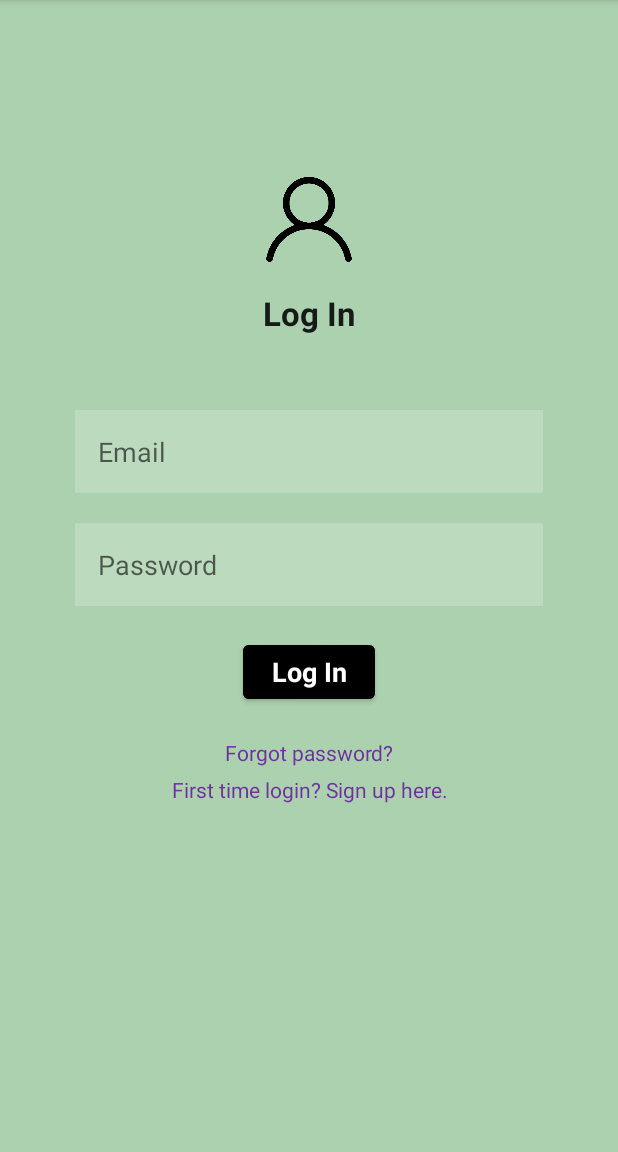
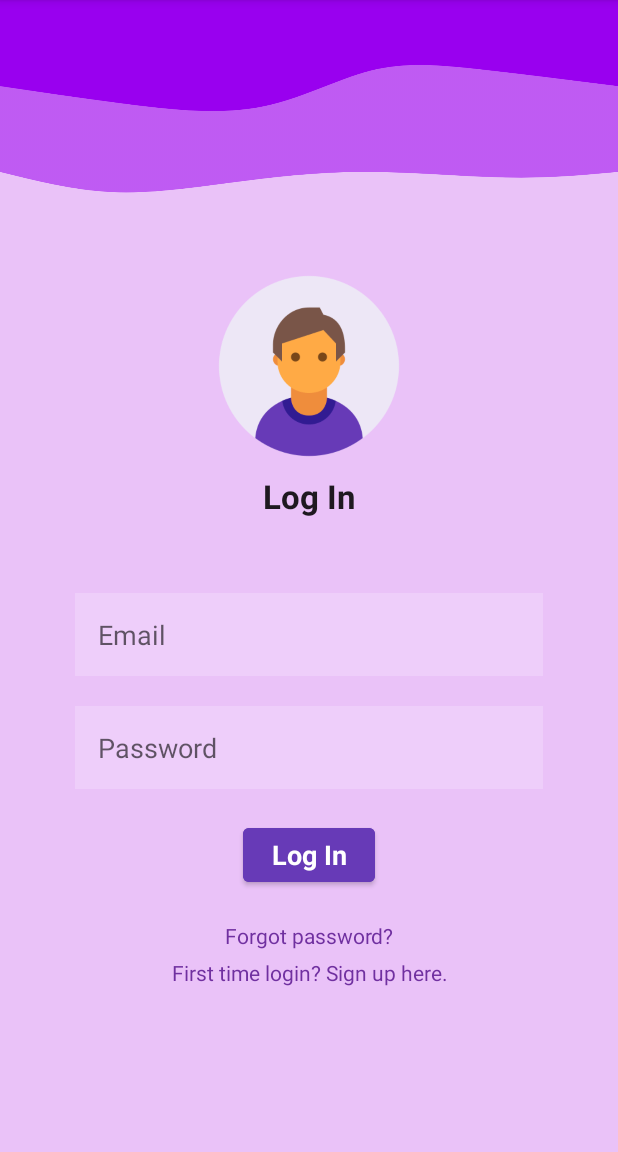
Before and after one commit to fionayongxin/Monitrack, an Android app: the screen it shows after launch (MainActivity), on a phone screen of 412 x 824 dp, the part 84-1236 px from its top. Run offline under Robolectric (Android 15) with nearby library versions, the phone set to English and light mode, and no system bars; our stand-ins replace Firebase (no records; nobody signed in at launch, a user with empty details on screens opened directly).

Commit message:
UI modified

```diff
--- a/app/src/main/res/layout/activity_main.xml
+++ b/app/src/main/res/layout/activity_main.xml
@@ -5,24 +5,29 @@
     android:layout_width="match_parent"
     android:layout_height="match_parent"
     android:orientation="vertical"
-    android:background="#ACD1AF"
+    android:background="#EAC2F8"
     tools:context=".MainActivity">
 
     <ScrollView
         android:layout_width="match_parent"
         android:layout_height="wrap_content">
+
         <LinearLayout
             android:layout_width="match_parent"
             android:layout_height="wrap_content"
-            android:orientation="vertical"
-            android:layout_gravity="center">
+            android:layout_gravity="center"
+            android:orientation="vertical">
 
             <ImageView
-                android:id="@+id/imageUser"
-                android:layout_width="61dp"
-                android:layout_height="94dp"
-                android:layout_gravity="center"
-                android:layout_marginTop="100dp"
+                android:id="@+id/imageView5"
+                android:layout_width="match_parent"
+                android:layout_height="172dp"
+                app:srcCompat="@drawable/wave" />
+
+            <ImageView
+                android:id="@+id/imageView8"
+                android:layout_width="match_parent"
+                android:layout_height="144dp"
                 app:srcCompat="@drawable/user" />
 
             <TextView
@@ -35,55 +40,55 @@
                 android:textStyle="bold" />
 
             <EditText
+                android:id="@+id/email_login"
                 android:layout_width="match_parent"
                 android:layout_height="wrap_content"
                 android:layout_marginHorizontal="50dp"
                 android:layout_marginBottom="20dp"
-                android:padding="15dp"
+                android:background="#30ffffff"
                 android:hint="Email"
-                android:background="#30ffffff"
-                android:id="@+id/email_login"/>
+                android:padding="15dp" />
 
             <EditText
+                android:id="@+id/password_login"
                 android:layout_width="match_parent"
                 android:layout_height="wrap_content"
                 android:layout_marginHorizontal="50dp"
-                android:padding="15dp"
+                android:background="#30ffffff"
                 android:hint="Password"
                 android:inputType="textPassword"
-                android:background="#30ffffff"
-                android:id="@+id/password_login"/>
+                android:padding="15dp" />
 
             <Button
+                android:id="@+id/button_login"
                 android:layout_width="wrap_content"
                 android:layout_height="wrap_content"
                 android:layout_gravity="center"
                 android:layout_margin="20dp"
+                android:backgroundTint="@color/purple_200"
                 android:text="Log In"
-                android:id="@+id/button_login"
-                android:textStyle="bold"
+                android:textAppearance="?android:textAppearanceMedium"
                 android:textColor="@color/white"
-                android:backgroundTint="@color/black"
-                android:textAppearance="?android:textAppearanceMedium" />
+                android:textStyle="bold" />
 
             <TextView
+                android:id="@+id/forgot_password"
                 android:layout_width="match_parent"
                 android:layout_height="wrap_content"
+                android:gravity="center"
                 android:text="Forgot password?"
-                android:gravity="center"
-                android:id="@+id/forgot_password"
-                android:textColor="#7030A0"
-                android:textAppearance="?android:textAppearanceSmall" />
+                android:textAppearance="?android:textAppearanceSmall"
+                android:textColor="#7030A0" />
 
             <TextView
+                android:id="@+id/goto_signup"
                 android:layout_width="match_parent"
                 android:layout_height="wrap_content"
                 android:layout_margin="5dp"
+                android:gravity="center"
                 android:text="First time login? Sign up here."
-                android:gravity="center"
-                android:id="@+id/goto_signup"
-                android:textColor="#7030A0"
-                android:textAppearance="?android:textAppearanceSmall"/>
+                android:textAppearance="?android:textAppearanceSmall"
+                android:textColor="#7030A0" />
 
         </LinearLayout>
 
--- a/app/src/main/res/layout/activity_reset_pass.xml
+++ b/app/src/main/res/layout/activity_reset_pass.xml
@@ -5,7 +5,7 @@
     android:layout_width="match_parent"
     android:layout_height="match_parent"
     android:orientation="vertical"
-    android:background="#D6ECD8"
+    android:background="#EAC2F8"
     android:fitsSystemWindows="true"
     tools:context=".ResetPassActivity">
 
@@ -52,8 +52,8 @@
             android:layout_margin="20dp"
             android:text="Send email"
             android:textStyle="bold"
-            android:textColor="#3F51B5"
-            android:backgroundTint="#FFEDA3"
+            android:textColor="#F1F2F4"
+            android:backgroundTint="#FF673AB7"
             android:textAppearance="?android:textAppearanceMedium"/>
 
         <ProgressBar
--- a/app/src/main/res/layout/activity_signup.xml
+++ b/app/src/main/res/layout/activity_signup.xml
@@ -5,7 +5,7 @@
     android:layout_width="match_parent"
     android:layout_height="match_parent"
     android:orientation="vertical"
-    android:background="#ACD1AF"
+    android:background="#EAC2F8"
     tools:context=".SignupActivity">
 
     <ScrollView
@@ -74,7 +74,7 @@
                 android:id="@+id/button_signup"
                 android:textStyle="bold"
                 android:textColor="@color/white"
-                android:backgroundTint="@color/black"
+                android:backgroundTint="@color/purple_200"
                 android:textAppearance="?android:textAppearanceMedium" />
 
             <ImageView
--- a/app/src/main/res/layout/nav_header.xml
+++ b/app/src/main/res/layout/nav_header.xml
@@ -10,11 +10,11 @@
     <TextView
         android:layout_width="match_parent"
         android:layout_height="wrap_content"
+        android:gravity="center"
+        android:paddingTop="100dp"
         android:text="Menu"
-        android:gravity="center"
         android:textAppearance="?android:textAppearanceLarge"
-        android:textStyle="bold"
-        android:paddingTop="100dp"/>
+        android:textStyle="bold" />
 
     <ImageView
         android:id="@+id/menu_icon"
--- a/app/src/main/res/values/colors.xml
+++ b/app/src/main/res/values/colors.xml
@@ -1,6 +1,6 @@
 <?xml version="1.0" encoding="utf-8"?>
 <resources>
-    <color name="purple_200">#FFBB86FC</color>
+    <color name="purple_200">#FF673AB7</color>
     <color name="purple_500">#FF6200EE</color>
     <color name="purple_700">#FF3700B3</color>
     <color name="teal_200">#FF03DAC5</color>
```
Also changed, not shown: app/src/main/res/layout/appbar_layout.xml (+19 -15 lines), app/src/main/res/layout/content_main.xml (+5 -6 lines), app/src/main/res/layout/custom_layout_for_insertdata.xml (+4 -4 lines), app/src/main/res/drawable-v24/logout.xml (renamed from app/src/main/res/drawable/logout.xml), app/src/main/res/drawable/hand.png (added), app/src/main/res/drawable/svg.png (added), app/src/main/res/drawable/swipe.jpg (deleted), app/src/main/res/drawable/user.png, app/src/main/res/drawable/wave.png (added).
